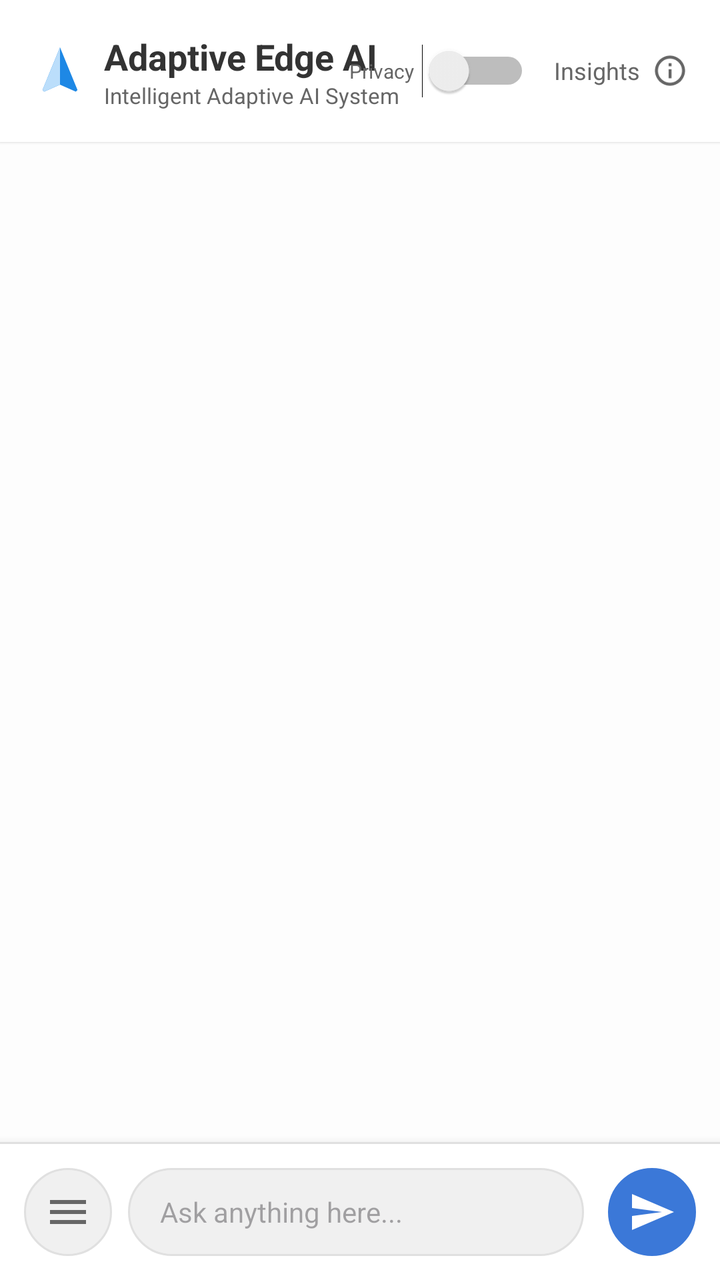
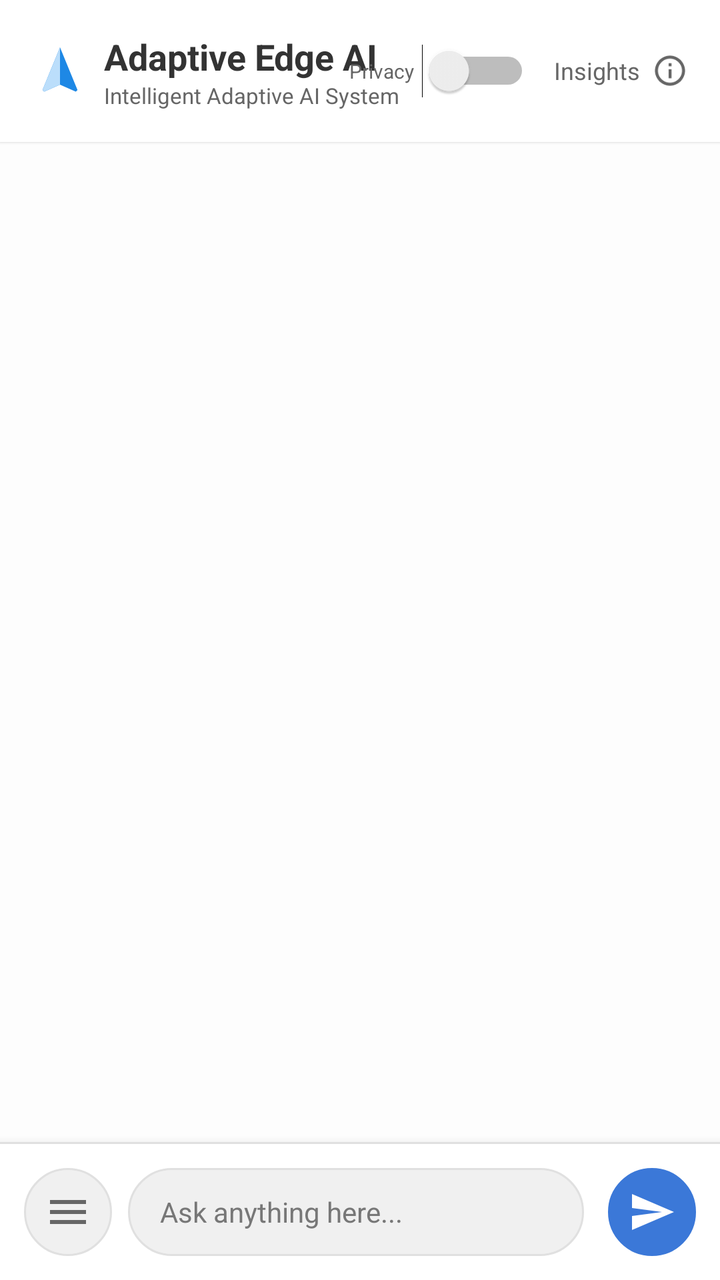

Compare the two renders of this Android layout. The source of the first and the diff that turns it into the second are given below.
<!-- AndroidManifest.xml: application theme Theme.DynamicEdgeAI -->
<!-- res/layout/activity_main.xml -->
<?xml version="1.0" encoding="utf-8"?>
<RelativeLayout xmlns:android="http://schemas.android.com/apk/res/android"
    xmlns:app="http://schemas.android.com/apk/res-auto"
    android:layout_width="match_parent"
    android:layout_height="match_parent"
    android:background="#FDFDFD">

    
    <RelativeLayout
        android:id="@+id/header"
        android:layout_width="match_parent"
        android:layout_height="wrap_content"
        android:background="@color/white"
        android:padding="16dp"
        android:elevation="1dp">

        <LinearLayout
            android:layout_width="wrap_content"
            android:layout_height="wrap_content"
            android:orientation="horizontal"
            android:gravity="center_vertical">

            <ImageView
                android:layout_width="28dp"
                android:layout_height="28dp"
                android:src="@drawable/ic_app_logo"
                android:layout_marginEnd="8dp"/>

            <LinearLayout
                android:layout_width="wrap_content"
                android:layout_height="wrap_content"
                android:orientation="vertical">
                <TextView
                    android:layout_width="wrap_content"
                    android:layout_height="wrap_content"
                    android:text="Adaptive Edge AI"
                    android:textColor="#333333"
                    android:textSize="18sp"
                    android:textStyle="bold" />
                <TextView
                    android:layout_width="wrap_content"
                    android:layout_height="wrap_content"
                    android:text="Intelligent Adaptive AI System"
                    android:textColor="#666666"
                    android:textSize="11sp" />
            </LinearLayout>
        </LinearLayout>

        <LinearLayout
            android:layout_width="wrap_content"
            android:layout_height="wrap_content"
            android:layout_alignParentEnd="true"
            android:layout_centerVertical="true"
            android:orientation="horizontal"
            android:gravity="center_vertical">

            <TextView
                android:layout_width="wrap_content"
                android:layout_height="wrap_content"
                android:text="Privacy"
                android:textSize="10sp"
                android:textColor="#666666"
                android:layout_marginEnd="4dp"/>

            <Switch
                android:id="@+id/privacyModeToggle"
                android:layout_width="wrap_content"
                android:layout_height="wrap_content"
                android:layout_marginEnd="12dp"
                android:checked="false" />

            <LinearLayout
                android:id="@+id/insightsToggle"
                android:layout_width="wrap_content"
                android:layout_height="wrap_content"
                android:orientation="horizontal"
                android:gravity="center_vertical"
                android:clickable="true"
                android:focusable="true"
                android:background="?attr/selectableItemBackground">
                <TextView
                    android:id="@+id/insightsToggleText"
                    android:layout_width="wrap_content"
                    android:layout_height="wrap_content"
                    android:text="Insights"
                    android:textSize="12sp"
                    android:textColor="#666666"
                    android:layout_marginEnd="6dp"/>
                <ImageView
                    android:id="@+id/insightsInfoIcon"
                    android:layout_width="18dp"
                    android:layout_height="18dp"
                    android:src="@drawable/ic_ai_small"
                    app:tint="#666666" />
            </LinearLayout>
        </LinearLayout>
    </RelativeLayout>

    
    <LinearLayout
        android:id="@+id/insightsContainer"
        android:layout_width="match_parent"
        android:layout_height="wrap_content"
        android:layout_below="@id/header"
        android:orientation="vertical"
        android:padding="16dp"
        android:visibility="gone">

        <LinearLayout
            android:layout_width="match_parent"
            android:layout_height="wrap_content"
            android:background="@drawable/card_insights"
            android:orientation="vertical"
            android:elevation="2dp">

            <RelativeLayout
                android:layout_width="match_parent"
                android:layout_height="wrap_content"
                android:background="#E3F2FD"
                android:padding="10dp">
                <ImageView
                    android:layout_width="20dp"
                    android:layout_height="20dp"
                    android:src="@drawable/ic_app_logo"
                    app:tint="@color/accent_blue" />
                <TextView
                    android:id="@+id/insightModeText"
                    android:layout_width="wrap_content"
                    android:layout_height="wrap_content"
                    android:layout_marginStart="28dp"
                    android:layout_centerVertical="true"
                    android:text="LOCAL"
                    android:textColor="@color/accent_blue"
                    android:textStyle="bold"
                    android:textSize="13sp" />
                <TextView
                    android:layout_width="wrap_content"
                    android:layout_height="wrap_content"
                    android:layout_alignParentEnd="true"
                    android:layout_centerVertical="true"
                    android:text="Live"
                    android:textColor="#777777"
                    android:textSize="11sp" />
            </RelativeLayout>

            <LinearLayout
                android:layout_width="match_parent"
                android:layout_height="wrap_content"
                android:orientation="vertical"
                android:padding="12dp">

                <LinearLayout
                    android:layout_width="match_parent"
                    android:layout_height="wrap_content"
                    android:orientation="horizontal"
                    android:gravity="center_vertical">
                    <TextView
                        android:id="@+id/ramLabel"
                        android:layout_width="wrap_content"
                        android:layout_height="wrap_content"
                        android:text="RAM Free: Calculating..."
                        android:textColor="#333333"
                        android:textSize="13sp" />
                    <ImageView
                        android:id="@+id/ramIndicator"
                        android:layout_width="14dp"
                        android:layout_height="14dp"
                        android:layout_marginStart="6dp"
                        android:src="@drawable/dot_orange" />

                    <View android:layout_width="20dp" android:layout_height="1dp" />

                    <ImageView
                        android:id="@+id/cpuIndicator"
                        android:layout_width="14dp"
                        android:layout_height="14dp"
                        android:layout_marginEnd="6dp"
                        android:src="@drawable/dot_green" />
                    <TextView
                        android:id="@+id/cpuLabel"
                        android:layout_width="wrap_content"
                        android:layout_height="wrap_content"
                        android:text="CPU Usage: Calculating..."
                        android:textColor="#333333"
                        android:textSize="13sp" />
                </LinearLayout>

                <TextView
                    android:id="@+id/networkLabel"
                    android:layout_width="wrap_content"
                    android:layout_height="wrap_content"
                    android:layout_marginTop="8dp"
                    android:text="Network: Calculating..."
                    android:textColor="#333333"
                    android:textSize="13sp" />

                <TextView
                    android:id="@+id/batteryLabel"
                    android:layout_width="wrap_content"
                    android:layout_height="wrap_content"
                    android:layout_marginTop="8dp"
                    android:text="Battery Level: Calculating..."
                    android:textColor="#333333"
                    android:textSize="13sp" />
            </LinearLayout>
        </LinearLayout>
    </LinearLayout>

    
    <ScrollView
        android:id="@+id/chatScrollView"
        android:layout_width="match_parent"
        android:layout_height="match_parent"
        android:layout_below="@id/insightsContainer"
        android:layout_above="@+id/inputArea"
        android:clipToPadding="false"
        android:padding="16dp">

        <LinearLayout
            android:id="@+id/chatContainer"
            android:layout_width="match_parent"
            android:layout_height="wrap_content"
            android:orientation="vertical">

            <LinearLayout
                android:id="@+id/thinkingIndicator"
                android:layout_width="wrap_content"
                android:layout_height="wrap_content"
                android:background="@drawable/bubble_ai"
                android:padding="12dp"
                android:visibility="gone"
                android:layout_marginBottom="16dp">
                <TextView
                    android:id="@+id/thinkingText"
                    android:layout_width="wrap_content"
                    android:layout_height="wrap_content"
                    android:text="Thinking..."
                    android:textColor="#666666"
                    android:textSize="14sp" />
            </LinearLayout>
        </LinearLayout>
    </ScrollView>

    
    <LinearLayout
        android:id="@+id/inputArea"
        android:layout_width="match_parent"
        android:layout_height="wrap_content"
        android:layout_alignParentBottom="true"
        android:background="@color/white"
        android:orientation="vertical"
        android:elevation="8dp">

        <View android:layout_width="match_parent" android:layout_height="1dp" android:background="#E0E0E0" />

        <LinearLayout
            android:layout_width="match_parent"
            android:layout_height="wrap_content"
            android:padding="12dp"
            android:orientation="horizontal"
            android:gravity="center_vertical">

            <ImageButton
                android:id="@+id/menuButton"
                android:layout_width="44dp"
                android:layout_height="44dp"
                android:layout_marginEnd="8dp"
                android:background="@drawable/input_bg"
                android:src="@drawable/ic_menu"
                app:tint="#666666" />

            <EditText
                android:id="@+id/messageInput"
                android:layout_width="0dp"
                android:layout_height="44dp"
                android:layout_weight="1"
                android:background="@drawable/input_bg"
                android:hint="Ask anything here..."
                android:paddingStart="16dp"
                android:paddingEnd="16dp"
                android:textSize="14sp"
                android:inputType="textShortMessage" />

            <ImageButton
                android:id="@+id/sendButton"
                android:layout_width="44dp"
                android:layout_height="44dp"
                android:layout_marginStart="12dp"
                android:background="@drawable/input_bg"
                android:backgroundTint="@color/btn_blue"
                android:src="@drawable/ic_send"
                app:tint="@color/white" />
        </LinearLayout>
    </LinearLayout>

</RelativeLayout>
<!-- resources referenced by this layout -->
<resources>
  <color name="accent_blue">#1E88E5</color>
  <color name="btn_blue">#3B78D8</color>
  <color name="white">#FFFFFFFF</color>
  <!-- drawable bubble_ai (drawable) -->
  <?xml version="1.0" encoding="utf-8"?>
  <shape xmlns:android="http://schemas.android.com/apk/res/android">
      <solid android:color="@color/white" />
      <stroke android:width="1dp" android:color="@color/bubble_border" />
      <corners
          android:topLeftRadius="16dp"
          android:topRightRadius="16dp"
          android:bottomLeftRadius="4dp"
          android:bottomRightRadius="16dp" />
  </shape>
  <!-- drawable card_insights (drawable) -->
  <?xml version="1.0" encoding="utf-8"?>
  <shape xmlns:android="http://schemas.android.com/apk/res/android">
      <solid android:color="@color/insights_bg" />
      <stroke android:width="1dp" android:color="@color/bubble_border" />
      <corners android:radius="8dp" />
  </shape>
  <!-- drawable dot_green (drawable) -->
  <?xml version="1.0" encoding="utf-8"?>
  <shape xmlns:android="http://schemas.android.com/apk/res/android"
      android:shape="oval">
      <solid android:color="@color/status_green" />
      <size android:width="12dp" android:height="12dp" />
  </shape>
  <!-- drawable dot_orange (drawable) -->
  <?xml version="1.0" encoding="utf-8"?>
  <shape xmlns:android="http://schemas.android.com/apk/res/android"
      android:shape="oval">
      <solid android:color="@color/status_orange" />
      <size android:width="12dp" android:height="12dp" />
  </shape>
  <!-- drawable ic_ai_small (drawable) -->
  <?xml version="1.0" encoding="utf-8"?>
  <vector xmlns:android="http://schemas.android.com/apk/res/android"
      android:width="24dp"
      android:height="24dp"
      android:viewportWidth="24"
      android:viewportHeight="24">
      <path
          android:fillColor="#1E88E5"
          android:pathData="M12,2C6.48,2 2,6.48 2,12s4.48,10 10,10 10,-4.48 10,-10S17.52,2 12,2zM12,20c-4.41,0 -8,-3.59 -8,-8s3.59,-8 8,-8 8,3.59 8,8 -3.59,8 -8,8zM11,7h2v2h-2zM11,11h2v6h-2z" />
  </vector>
  <!-- drawable ic_menu (drawable) -->
  <vector xmlns:android="http://schemas.android.com/apk/res/android"
      android:width="24dp"
      android:height="24dp"
      android:viewportWidth="24"
      android:viewportHeight="24">
      <path
          android:fillColor="#000000"
          android:pathData="M3,18h18v-2H3v2zM3,13h18v-2H3v2zM3,6v2h18V6H3z" />
  </vector>
  <!-- drawable ic_send (drawable) -->
  <?xml version="1.0" encoding="utf-8"?>
  <vector xmlns:android="http://schemas.android.com/apk/res/android"
      android:width="24dp"
      android:height="24dp"
      android:viewportWidth="24"
      android:viewportHeight="24">
      <path
          android:fillColor="@color/white"
          android:pathData="M2.01,21L23,12 2.01,3 2,10l15,2 -15,2z" />
  </vector>
  <!-- drawable input_bg (drawable) -->
  <?xml version="1.0" encoding="utf-8"?>
  <shape xmlns:android="http://schemas.android.com/apk/res/android">
      <solid android:color="#F0F0F0" />
      <corners android:radius="24dp" />
      <stroke android:width="1dp" android:color="#E0E0E0" />
  </shape>
  <style name="Theme.DynamicEdgeAI" parent="Theme.Material3.DayNight.NoActionBar">
          
          <item name="colorPrimary">@color/btn_blue</item>
          <item name="colorOnPrimary">@color/white</item>
          <item name="colorSecondary">@color/accent_blue</item>
          <item name="colorOnSecondary">@color/white</item>
          <item name="android:statusBarColor">@color/white</item>
          <item name="android:windowLightStatusBar">true</item>
      </style>
  <color name="bubble_border">#E0E0E0</color>
  <color name="insights_bg">#F4F7F9</color>
  <color name="status_green">#4CAF50</color>
  <color name="status_orange">#FF9800</color>
  <!-- unchanged entries left out for length: 1 -->
</resources>

<!-- the commit's change to res/layout/activity_main.xml (unified diff, before → after) -->
@@ -222,6 +222,7 @@
             android:layout_height="wrap_content"
             android:orientation="vertical">
 
+            
             <LinearLayout
                 android:id="@+id/thinkingIndicator"
                 android:layout_width="wrap_content"
@@ -279,7 +280,9 @@
                 android:paddingStart="16dp"
                 android:paddingEnd="16dp"
                 android:textSize="14sp"
-                android:inputType="textShortMessage" />
+                android:textColor="#222222"
+                android:textColorHint="#777777"
+                android:inputType="textLongMessage" />
 
             <ImageButton
                 android:id="@+id/sendButton"
